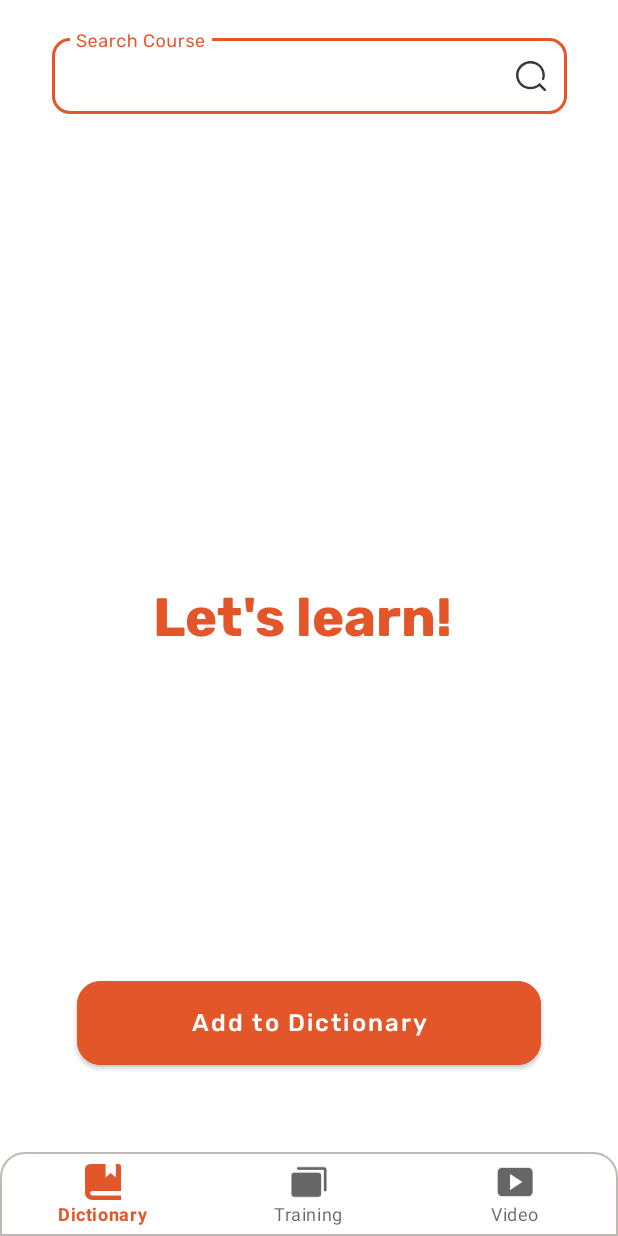
After one commit to tellmeac/wf-android, an Android app: the WordActivity screen opened directly, with no data from a screen before it, on a phone screen of 412 x 824 dp. The commit adds this screen. Run offline under Robolectric (Android 15) with nearby library versions, the phone set to English and light mode, and no system bars.

Commit message:
Dictionary screen with navigation setup

```diff
--- a/app/build.gradle
+++ b/app/build.gradle
@@ -36,7 +36,7 @@ android {
 }
 
 dependencies {
-
+    implementation 'androidx.cardview:cardview:1.0.0'
     implementation 'androidx.core:core-ktx:1.7.0'
     implementation 'androidx.appcompat:appcompat:1.6.1'
     implementation 'com.google.android.material:material:1.8.0'
@@ -44,6 +44,8 @@ dependencies {
     implementation 'androidx.navigation:navigation-fragment-ktx:2.5.3'
     implementation 'androidx.navigation:navigation-ui-ktx:2.5.3'
     implementation 'androidx.viewpager2:viewpager2:1.1.0-beta01'
+    implementation 'com.squareup.retrofit2:retrofit:2.9.0'
+    implementation 'com.squareup.retrofit2:converter-gson:2.9.0'
     testImplementation 'junit:junit:4.13.2'
     androidTestImplementation 'androidx.test.ext:junit:1.1.5'
     androidTestImplementation 'androidx.test.espresso:espresso-core:3.5.1'
--- a/app/src/main/AndroidManifest.xml
+++ b/app/src/main/AndroidManifest.xml
@@ -1,6 +1,8 @@
 <?xml version="1.0" encoding="utf-8"?>
 <manifest xmlns:android="http://schemas.android.com/apk/res/android"
     xmlns:tools="http://schemas.android.com/tools">
+
+    <uses-permission android:name="android.permission.INTERNET" />
 
     <application
         android:allowBackup="true"
@@ -11,6 +13,9 @@
         android:supportsRtl="true"
         android:theme="@style/Theme.WorldFactory"
         tools:targetApi="31">
+        <activity
+            android:name=".WordActivity"
+            android:exported="false" />
         <activity
             android:name=".LoginActivity"
             android:exported="false" />
--- /dev/null
+++ b/app/src/main/java/com/example/worldfactory/WordActivity.kt
@@ -0,0 +1,17 @@
+package com.example.worldfactory
+
+import androidx.appcompat.app.AppCompatActivity
+import android.os.Bundle
+import com.example.worldfactory.databinding.ActivityWordBinding
+
+class WordActivity : AppCompatActivity() {
+
+    private lateinit var binding: ActivityWordBinding
+
+    override fun onCreate(savedInstanceState: Bundle?) {
+        super.onCreate(savedInstanceState)
+
+        binding = ActivityWordBinding.inflate(layoutInflater)
+        setContentView(binding.root)
+    }
+}
--- /dev/null
+++ b/app/src/main/res/drawable/bottom_nav_bg.xml
@@ -0,0 +1,9 @@
+<?xml version="1.0" encoding="utf-8"?>
+<shape xmlns:android="http://schemas.android.com/apk/res/android"
+    android:shape="rectangle">
+    <corners
+        android:topLeftRadius="16dp"
+        android:topRightRadius="16dp"/>
+    <stroke android:color="#BEBAB3"
+        android:width="1dp"/>
+</shape>
--- /dev/null
+++ b/app/src/main/res/drawable/courses.xml
@@ -0,0 +1,9 @@
+<vector xmlns:android="http://schemas.android.com/apk/res/android"
+    android:width="20dp"
+    android:height="20dp"
+    android:viewportWidth="20"
+    android:viewportHeight="20">
+  <path
+      android:pathData="M2.857,0C2.657,0 2.486,0.025 2.314,0.075C1.2,0.275 0.314,1.05 0.086,2.025C0,2.175 0,2.325 0,2.5V16.25C0,18.325 1.914,20 4.286,20H20V17.5H4.286C3.486,17.5 2.857,16.95 2.857,16.25C2.857,15.55 3.486,15 4.286,15H20V1.25C20,0.55 19.371,0 18.571,0H17.143V7.5L14.286,5L11.429,7.5V0H2.857Z"
+      android:fillColor="#BEBAB3"/>
+</vector>
--- /dev/null
+++ b/app/src/main/res/drawable/search_view_bg.xml
@@ -0,0 +1,6 @@
+<?xml version="1.0" encoding="utf-8"?>
+<shape xmlns:android="http://schemas.android.com/apk/res/android">
+    <corners android:radius="12dp"/>
+    <stroke android:color="#BEBAB3"
+        android:width="1dp"/>
+</shape>
--- /dev/null
+++ b/app/src/main/res/drawable/searchicon.xml
@@ -0,0 +1,9 @@
+<vector xmlns:android="http://schemas.android.com/apk/res/android"
+    android:width="20dp"
+    android:height="20dp"
+    android:viewportWidth="20"
+    android:viewportHeight="20">
+  <path
+      android:pathData="M19.756,18.607L16.318,15.246L16.238,15.123C16.088,14.974 15.883,14.89 15.669,14.89C15.455,14.89 15.25,14.974 15.101,15.123C12.179,17.803 7.678,17.949 4.582,15.464C1.486,12.978 0.756,8.633 2.876,5.31C4.996,1.987 9.308,0.717 12.953,2.342C16.598,3.967 18.444,7.984 17.267,11.728C17.182,11.998 17.251,12.292 17.449,12.499C17.646,12.706 17.941,12.795 18.223,12.731C18.505,12.668 18.731,12.462 18.816,12.191C20.222,7.749 18.098,2.968 13.816,0.941C9.534,-1.085 4.381,0.251 1.689,4.085C-1.003,7.92 -0.425,13.102 3.049,16.279C6.523,19.457 11.85,19.676 15.584,16.795L18.628,19.771C18.942,20.076 19.45,20.076 19.764,19.771C20.079,19.46 20.079,18.961 19.764,18.65L19.756,18.607Z"
+      android:fillColor="#3C3A36"/>
+</vector>
--- /dev/null
+++ b/app/src/main/res/drawable/training.xml
@@ -0,0 +1,9 @@
+<vector xmlns:android="http://schemas.android.com/apk/res/android"
+    android:width="20dp"
+    android:height="18dp"
+    android:viewportWidth="20"
+    android:viewportHeight="18">
+  <path
+      android:pathData="M16.751,5.25V15.75C16.75,16.148 16.592,16.529 16.311,16.81C16.03,17.091 15.648,17.25 15.251,17.25H1.751C1.353,17.25 0.972,17.091 0.691,16.81C0.409,16.529 0.251,16.148 0.251,15.75V5.25C0.251,4.852 0.409,4.471 0.691,4.19C0.972,3.909 1.353,3.75 1.751,3.75H15.251C15.648,3.75 16.03,3.909 16.311,4.19C16.592,4.471 16.75,4.852 16.751,5.25ZM18.251,0.75H4.001C3.802,0.75 3.611,0.829 3.47,0.97C3.33,1.11 3.251,1.301 3.251,1.5C3.251,1.699 3.33,1.89 3.47,2.03C3.611,2.171 3.802,2.25 4.001,2.25H18.251V13.5C18.251,13.699 18.33,13.89 18.47,14.03C18.611,14.171 18.802,14.25 19.001,14.25C19.2,14.25 19.39,14.171 19.531,14.03C19.672,13.89 19.751,13.699 19.751,13.5V2.25C19.75,1.852 19.592,1.471 19.311,1.19C19.03,0.909 18.648,0.75 18.251,0.75Z"
+      android:fillColor="#BEBAB3"/>
+</vector>
--- /dev/null
+++ b/app/src/main/res/drawable/video.xml
@@ -0,0 +1,9 @@
+<vector xmlns:android="http://schemas.android.com/apk/res/android"
+    android:width="21dp"
+    android:height="18dp"
+    android:viewportWidth="21"
+    android:viewportHeight="18">
+  <path
+      android:pathData="M20.8,15V3C20.8,1.68 19.72,0.6 18.4,0.6H2.8C1.48,0.6 0.4,1.68 0.4,3V15C0.4,16.32 1.48,17.4 2.8,17.4H18.4C19.72,17.4 20.8,16.32 20.8,15ZM7.6,13.8V4.2L14.8,9L7.6,13.8Z"
+      android:fillColor="#BEBAB3"/>
+</vector>
--- a/app/src/main/res/layout/activity_intro.xml
+++ b/app/src/main/res/layout/activity_intro.xml
@@ -39,6 +39,8 @@
         android:backgroundTint="@color/buttonsMain"
         android:capitalize="none"
         android:fontFamily="@font/rubik_medium"
+        android:insetTop="0dp"
+        android:insetBottom="0dp"
         android:text="@string/next"
         android:textAllCaps="false"
         android:textColor="@color/white"
--- a/app/src/main/res/layout/activity_login.xml
+++ b/app/src/main/res/layout/activity_login.xml
@@ -86,6 +86,7 @@
         app:passwordToggleEnabled="false">
 
         <com.google.android.material.textfield.TextInputEditText
+            android:id="@+id/edit_name"
             android:layout_width="match_parent"
             android:layout_height="wrap_content"
             android:backgroundTint="@color/white"
@@ -169,6 +170,8 @@
         android:layout_marginBottom="16dp"
         android:backgroundTint="@color/buttonsMain"
         android:fontFamily="@font/rubik_medium"
+        android:insetTop="0dp"
+        android:insetBottom="0dp"
         android:text="@string/signup"
         android:textAllCaps="false"
         android:textColor="@color/white"
--- /dev/null
+++ b/app/src/main/res/layout/activity_word.xml
@@ -0,0 +1,98 @@
+<?xml version="1.0" encoding="utf-8"?>
+<androidx.constraintlayout.widget.ConstraintLayout xmlns:android="http://schemas.android.com/apk/res/android"
+    xmlns:app="http://schemas.android.com/apk/res-auto"
+    xmlns:tools="http://schemas.android.com/tools"
+    android:layout_width="match_parent"
+    android:layout_height="match_parent"
+    tools:context=".WordActivity">
+
+    <com.google.android.material.bottomnavigation.BottomNavigationView
+        android:layout_width="0dp"
+        android:layout_height="wrap_content"
+        android:background="@drawable/bottom_nav_bg"
+        android:fitsSystemWindows="true"
+        app:elevation="0dp"
+        app:labelVisibilityMode="labeled"
+        app:layout_constraintBottom_toBottomOf="parent"
+        app:layout_constraintEnd_toEndOf="parent"
+        app:layout_constraintStart_toStartOf="parent"
+        app:menu="@menu/bottom_nav" />
+
+    <Button
+        android:id="@+id/button_add"
+        android:layout_width="309dp"
+        android:layout_height="56dp"
+        android:layout_marginBottom="114dp"
+        android:backgroundTint="@color/buttonsMain"
+        android:capitalize="none"
+        android:fontFamily="@font/rubik_medium"
+        android:insetTop="0dp"
+        android:insetBottom="0dp"
+        android:text="@string/add_to_dic"
+        android:textAllCaps="false"
+        android:textColor="@color/white"
+        android:textSize="16sp"
+        android:typeface="normal"
+        app:cornerRadius="16sp"
+        app:layout_constraintBottom_toBottomOf="parent"
+        app:layout_constraintEnd_toEndOf="parent"
+        app:layout_constraintStart_toStartOf="parent"
+        app:layout_constraintWidth_max="311dp" />
+
+    <com.google.android.material.textfield.TextInputLayout
+        android:id="@+id/textInputLayout_name"
+        android:layout_width="343dp"
+        android:layout_height="56dp"
+        android:layout_marginTop="20dp"
+        app:boxBackgroundMode="outline"
+        app:boxCornerRadiusBottomEnd="12dp"
+        app:boxCornerRadiusBottomStart="12dp"
+        app:boxCornerRadiusTopEnd="12dp"
+        app:boxCornerRadiusTopStart="12dp"
+        app:endIconDrawable="@drawable/searchicon"
+        app:endIconMode="custom"
+        app:layout_constraintEnd_toEndOf="parent"
+        app:layout_constraintStart_toStartOf="parent"
+        app:layout_constraintTop_toTopOf="parent"
+        app:passwordToggleEnabled="false">
+
+        <com.google.android.material.textfield.TextInputEditText
+            android:layout_width="match_parent"
+            android:layout_height="match_parent"
+            android:backgroundTint="@color/white"
+            android:fontFamily="@font/rubik"
+            android:gravity="center_vertical"
+            android:hint="Search Course"
+            android:inputType="textPersonName|text"
+            android:paddingTop="0dp"
+            android:paddingBottom="0dp"
+            android:textAlignment="viewStart"
+            android:textSize="14sp" />
+    </com.google.android.material.textfield.TextInputLayout>
+
+    <androidx.recyclerview.widget.RecyclerView
+        android:layout_width="0dp"
+        android:layout_height="wrap_content"
+        android:layout_marginTop="10dp"
+        android:visibility="gone"
+        app:layout_constraintEnd_toEndOf="parent"
+        app:layout_constraintStart_toStartOf="parent"
+        app:layout_constraintTop_toBottomOf="@+id/textInputLayout_name" />
+
+    <TextView
+        android:id="@+id/text_placeholder"
+        android:layout_width="wrap_content"
+        android:layout_height="wrap_content"
+        android:layout_marginStart="172dp"
+        android:layout_marginEnd="181dp"
+        android:fontFamily="@font/rubik_bold"
+        android:text="Let's learn!"
+        android:textAlignment="center"
+        android:textColor="@color/buttonsMain"
+        android:textSize="36sp"
+        app:layout_constraintBottom_toBottomOf="parent"
+        app:layout_constraintEnd_toEndOf="parent"
+        app:layout_constraintStart_toStartOf="parent"
+        app:layout_constraintTop_toTopOf="parent" />
+
+</androidx.constraintlayout.widget.ConstraintLayout>
--- /dev/null
+++ b/app/src/main/res/menu/bottom_nav.xml
@@ -0,0 +1,15 @@
+<?xml version="1.0" encoding="utf-8"?>
+<menu xmlns:app="http://schemas.android.com/apk/res-auto"
+    xmlns:android="http://schemas.android.com/apk/res/android">
+
+    <item
+        android:id="@+id/dictionary"
+        android:icon="@drawable/courses"
+        android:title="Dictionary" />
+    <item android:title="Training"
+        android:id="@+id/training"
+        android:icon="@drawable/training"/>
+    <item android:title="Video"
+        android:id="@+id/video"
+        android:icon="@drawable/video"/>
+</menu>
--- a/app/src/main/res/values/strings.xml
+++ b/app/src/main/res/values/strings.xml
@@ -12,7 +12,11 @@
     <string name="signup">Sign up</string>
     <string name="password">Password</string>
     <string name="email">E-mail</string>
+    <string name="add_to_dic">Add to Dictionary</string>
     <string name="name">Name</string>
+    <string name="dictionary">Dictionary</string>
+    <string name="training">Training</string>
+    <string name="video">Video</string>
     <string name="create_account_desc">Create your account</string>
     <string name="hello_first_fragment">Hello first fragment</string>
     <string name="hello_second_fragment">Hello second fragment. Arg: %1$s</string>
@@ -21,4 +25,5 @@
     <string name="intro1.2_text">Quarantine is the perfect time to spend your \nday learning something new, from anywhere!</string>
     <string name="intro2.1_text">Find a course \nfor you</string>
     <string name="intro3.1_text">Improve your skills</string>
+    <string name="test_color_text"><font color='#65AAEA'>Example: </font> he developed an interest in cooking.</string>
 </resources>
```
Also changed, not shown: app/src/main/java/com/example/worldfactory/LoginActivity.kt (+10 -0 lines), app/src/main/res/drawable/audioicon.xml (added, +10 -0 lines), app/src/main/res/layout/card_item_header.xml (added, +55 -0 lines), app/src/main/res/layout/card_item_mean.xml (added, +51 -0 lines), app/src/main/res/layout/card_item_meanheader.xml (added, +35 -0 lines), app/src/main/res/layout/card_item_pos.xml (added, +47 -0 lines).
